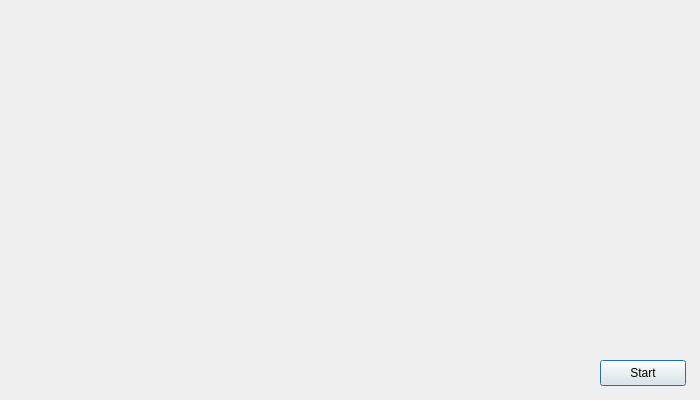
First picture: the form in src/ui/dialogs/startupdialog.ui, repository davidferrei/nomen, before the edit.
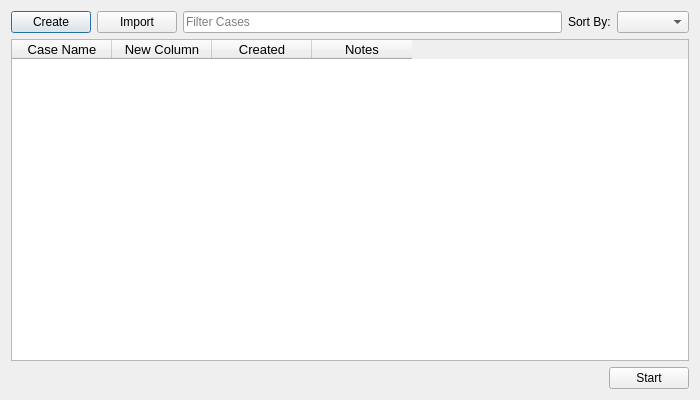
Second picture: the form after the edit.

Commit message: Start Dialog UI Setup

What changed in the file:
```diff
--- a/src/ui/dialogs/startupdialog.ui
+++ b/src/ui/dialogs/startupdialog.ui
@@ -13,19 +13,148 @@
   <property name="windowTitle">
    <string>Nomen</string>
   </property>
-  <widget class="QPushButton" name="pushButton">
-   <property name="geometry">
-    <rect>
-     <x>600</x>
-     <y>360</y>
-     <width>86</width>
-     <height>26</height>
-    </rect>
-   </property>
-   <property name="text">
-    <string>Start</string>
-   </property>
-  </widget>
+  <layout class="QGridLayout" name="gridLayout">
+   <item row="0" column="0">
+    <layout class="QVBoxLayout" name="verticalLayout">
+     <item>
+      <layout class="QHBoxLayout" name="horizontalLayout">
+       <item>
+        <widget class="QPushButton" name="bttn_create_case">
+         <property name="text">
+          <string>Create</string>
+         </property>
+        </widget>
+       </item>
+       <item>
+        <widget class="QPushButton" name="bttn_import_case">
+         <property name="text">
+          <string>Import</string>
+         </property>
+        </widget>
+       </item>
+       <item>
+        <widget class="QLineEdit" name="line_edit_filter_case">
+         <property name="placeholderText">
+          <string>Filter Cases</string>
+         </property>
+        </widget>
+       </item>
+       <item>
+        <widget class="QLabel" name="label_sortby">
+         <property name="text">
+          <string>Sort By:</string>
+         </property>
+        </widget>
+       </item>
+       <item>
+        <widget class="QComboBox" name="cbox_sortby"/>
+       </item>
+      </layout>
+     </item>
+     <item>
+      <layout class="QHBoxLayout" name="horizontalLayout_2">
+       <item>
+        <spacer name="horizontalSpacer">
+         <property name="orientation">
+          <enum>Qt::Orientation::Horizontal</enum>
+         </property>
+         <property name="sizeType">
+          <enum>QSizePolicy::Policy::Fixed</enum>
+         </property>
+         <property name="sizeHint" stdset="0">
+          <size>
+           <width>0</width>
+           <height>20</height>
+          </size>
+         </property>
+        </spacer>
+       </item>
+       <item>
+        <widget class="QTableWidget" name="table_case">
+         <property name="font">
+          <font>
+           <pointsize>10</pointsize>
+          </font>
+         </property>
+         <property name="editTriggers">
+          <set>QAbstractItemView::EditTrigger::NoEditTriggers</set>
+         </property>
+         <property name="selectionMode">
+          <enum>QAbstractItemView::SelectionMode::SingleSelection</enum>
+         </property>
+         <property name="selectionBehavior">
+          <enum>QAbstractItemView::SelectionBehavior::SelectRows</enum>
+         </property>
+         <attribute name="verticalHeaderVisible">
+          <bool>false</bool>
+         </attribute>
+         <column>
+          <property name="text">
+           <string>Case Name</string>
+          </property>
+         </column>
+         <column>
+          <property name="text">
+           <string>New Column</string>
+          </property>
+         </column>
+         <column>
+          <property name="text">
+           <string>Created</string>
+          </property>
+         </column>
+         <column>
+          <property name="text">
+           <string>Notes</string>
+          </property>
+         </column>
+        </widget>
+       </item>
+       <item>
+        <spacer name="horizontalSpacer_2">
+         <property name="orientation">
+          <enum>Qt::Orientation::Horizontal</enum>
+         </property>
+         <property name="sizeType">
+          <enum>QSizePolicy::Policy::Fixed</enum>
+         </property>
+         <property name="sizeHint" stdset="0">
+          <size>
+           <width>0</width>
+           <height>20</height>
+          </size>
+         </property>
+        </spacer>
+       </item>
+      </layout>
+     </item>
+     <item>
+      <layout class="QHBoxLayout" name="horizontalLayout_3">
+       <item>
+        <spacer name="horizontalSpacer_3">
+         <property name="orientation">
+          <enum>Qt::Orientation::Horizontal</enum>
+         </property>
+         <property name="sizeHint" stdset="0">
+          <size>
+           <width>40</width>
+           <height>20</height>
+          </size>
+         </property>
+        </spacer>
+       </item>
+       <item>
+        <widget class="QPushButton" name="pushButton">
+         <property name="text">
+          <string>Start</string>
+         </property>
+        </widget>
+       </item>
+      </layout>
+     </item>
+    </layout>
+   </item>
+  </layout>
  </widget>
  <resources/>
  <connections/>
```
The commit also changes 3 other files.
